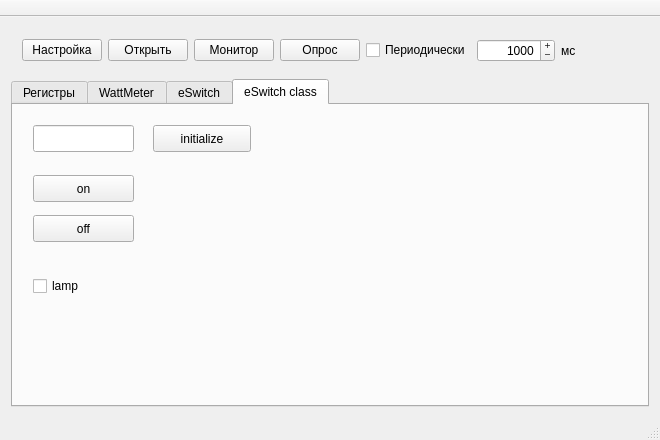
dm-urievich/byce_tool, file mainwindow.ui: the form before one commit.
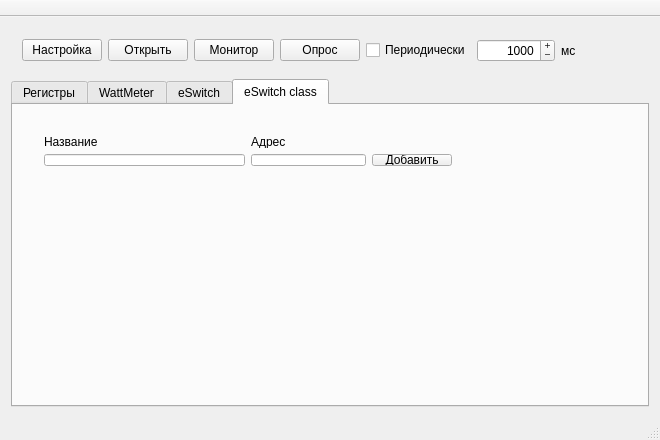
The form after the commit.

Commit message: Develop eswitch class, add module on form, need to revie hardware class

```diff
--- a/mainwindow.ui
+++ b/mainwindow.ui
@@ -972,67 +972,51 @@
        <attribute name="title">
         <string>eSwitch class</string>
        </attribute>
-       <widget class="QPushButton" name="pushButtonIniteSwitchClass">
+       <widget class="QWidget" name="">
         <property name="geometry">
          <rect>
-          <x>140</x>
-          <y>20</y>
-          <width>98</width>
-          <height>27</height>
-         </rect>
-        </property>
-        <property name="text">
-         <string>initialize</string>
-        </property>
-       </widget>
-       <widget class="QLineEdit" name="lineEditAddreSwitchClass">
-        <property name="geometry">
-         <rect>
           <x>20</x>
           <y>20</y>
-          <width>101</width>
-          <height>27</height>
+          <width>430</width>
+          <height>52</height>
          </rect>
         </property>
-       </widget>
-       <widget class="QPushButton" name="pushButtoneSwitchClassOn">
-        <property name="geometry">
-         <rect>
-          <x>20</x>
-          <y>70</y>
-          <width>101</width>
-          <height>27</height>
-         </rect>
-        </property>
-        <property name="text">
-         <string>on</string>
-        </property>
-       </widget>
-       <widget class="QPushButton" name="pushButtoneSwitchClassOff">
-        <property name="geometry">
-         <rect>
-          <x>20</x>
-          <y>110</y>
-          <width>101</width>
-          <height>27</height>
-         </rect>
-        </property>
-        <property name="text">
-         <string>off</string>
-        </property>
-       </widget>
-       <widget class="QCheckBox" name="checkBoxeSwitchClassLamp">
-        <property name="geometry">
-         <rect>
-          <x>20</x>
-          <y>170</y>
-          <width>97</width>
-          <height>22</height>
-         </rect>
-        </property>
-        <property name="text">
-         <string>lamp</string>
-        </property>
+        <layout class="QGridLayout" name="gridLayout_4">
+         <item row="0" column="0">
+          <widget class="QLabel" name="label_17">
+           <property name="text">
+            <string>Название</string>
+           </property>
+          </widget>
+         </item>
+         <item row="0" column="1">
+          <widget class="QLabel" name="label_18">
+           <property name="text">
+            <string>Адрес</string>
+           </property>
+          </widget>
+         </item>
+         <item row="1" column="0">
+          <widget class="QLineEdit" name="lineEditNameeSwitchClass">
+           <property name="minimumSize">
+            <size>
+             <width>201</width>
+             <height>0</height>
+            </size>
+           </property>
+          </widget>
+         </item>
+         <item row="1" column="1">
+          <widget class="QLineEdit" name="lineEditAddreSwitchClass"/>
+         </item>
+         <item row="1" column="2">
+          <widget class="QPushButton" name="pushButtonIniteSwitchClass">
+           <property name="text">
+            <string>Добавить</string>
+           </property>
+          </widget>
+         </item>
+        </layout>
        </widget>
       </widget>
      </widget>
```
The commit also changes 27 other files.
